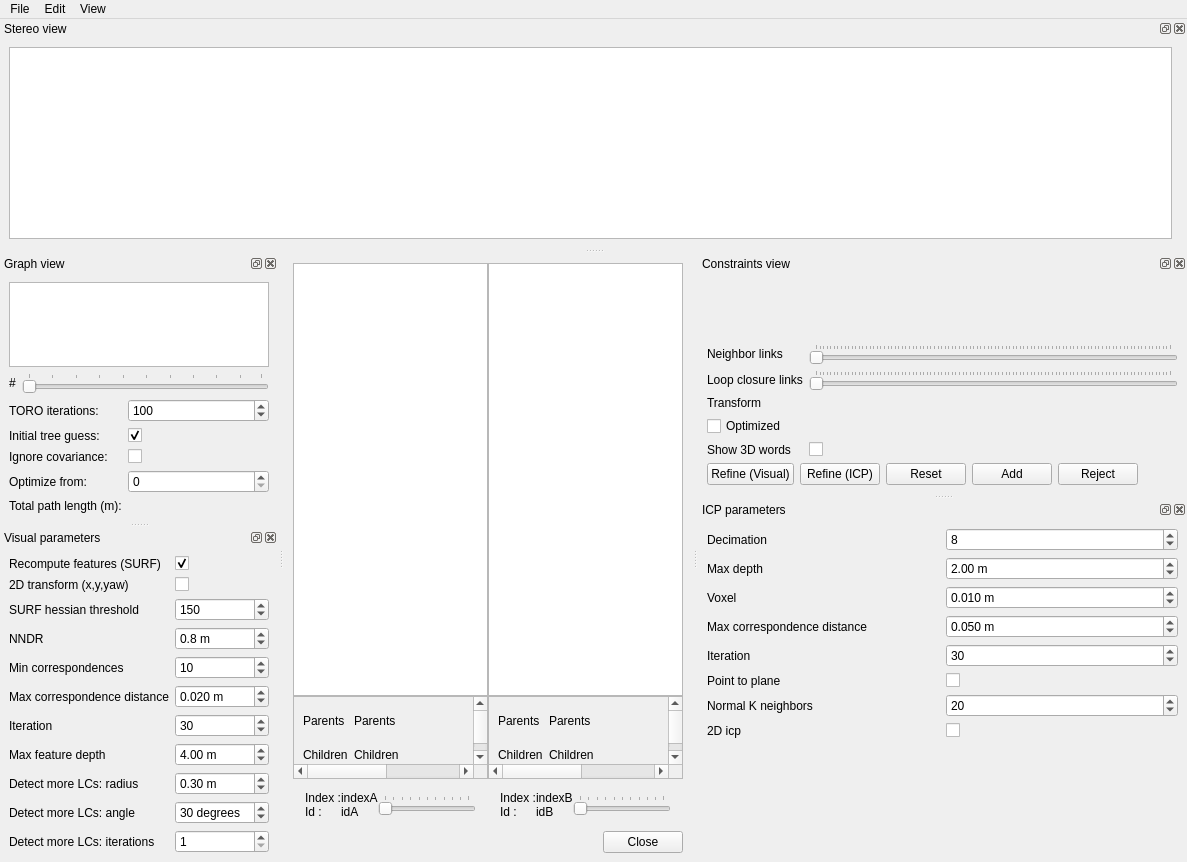
introlab/rtabmap, file guilib/src/ui/DatabaseViewer.ui: the form before one commit.
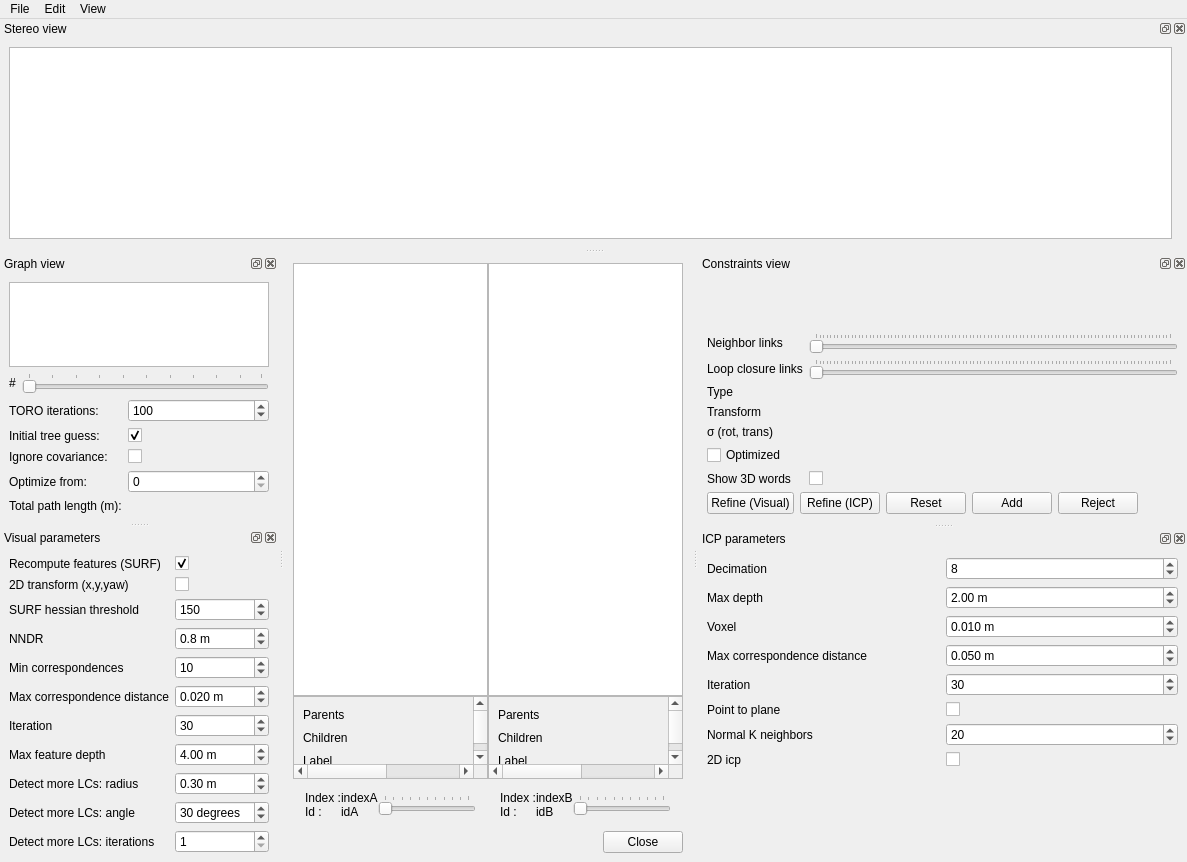
The form after the commit. Custom widgets are drawn as their Qt base class.

Commit message: Removed parameter "LccIcp/HighTransitionalVariance" (Identity covariance is set directly on pose correction and local loop closure detection in space) Covariance of virtual links added on the path is set to Identity. For those added to keep the path linked to current map, their covariance is set to 100. DatabaseViewer: set fixed colors on constraints view

What changed in the file:
```diff
--- a/guilib/src/ui/DatabaseViewer.ui
+++ b/guilib/src/ui/DatabaseViewer.ui
@@ -40,7 +40,7 @@
            <property name="geometry">
             <rect>
              <x>0</x>
-             <y>0</y>
+             <y>-16</y>
              <width>344</width>
              <height>81</height>
             </rect>
@@ -56,7 +56,7 @@
             <item row="0" column="1">
              <widget class="QLabel" name="label_parentsA">
               <property name="text">
-               <string>Parents</string>
+               <string/>
               </property>
              </widget>
             </item>
@@ -70,7 +70,21 @@
             <item row="1" column="1">
              <widget class="QLabel" name="label_childrenA">
               <property name="text">
-               <string>Children</string>
+               <string/>
+              </property>
+             </widget>
+            </item>
+            <item row="2" column="0">
+             <widget class="QLabel" name="label_childrenA_4">
+              <property name="text">
+               <string>Label</string>
+              </property>
+             </widget>
+            </item>
+            <item row="2" column="1">
+             <widget class="QLabel" name="label_labelA">
+              <property name="text">
+               <string/>
               </property>
              </widget>
             </item>
@@ -150,7 +164,7 @@
            <property name="geometry">
             <rect>
              <x>0</x>
-             <y>0</y>
+             <y>-16</y>
              <width>344</width>
              <height>81</height>
             </rect>
@@ -166,7 +180,7 @@
             <item row="0" column="1">
              <widget class="QLabel" name="label_parentsB">
               <property name="text">
-               <string>Parents</string>
+               <string/>
               </property>
              </widget>
             </item>
@@ -180,7 +194,21 @@
             <item row="1" column="1">
              <widget class="QLabel" name="label_childrenB">
               <property name="text">
-               <string>Children</string>
+               <string/>
+              </property>
+             </widget>
+            </item>
+            <item row="2" column="0">
+             <widget class="QLabel" name="label_childrenA_5">
+              <property name="text">
+               <string>Label</string>
+              </property>
+             </widget>
+            </item>
+            <item row="2" column="1">
+             <widget class="QLabel" name="label_labelB">
+              <property name="text">
+               <string/>
               </property>
              </widget>
             </item>
@@ -354,48 +382,76 @@
          </property>
         </widget>
        </item>
-       <item row="2" column="0">
+       <item row="3" column="0">
         <widget class="QLabel" name="label_16">
          <property name="text">
           <string>Transform</string>
          </property>
         </widget>
        </item>
-       <item row="2" column="1">
+       <item row="3" column="1">
         <widget class="QLabel" name="label_constraint">
          <property name="text">
           <string/>
          </property>
         </widget>
        </item>
-       <item row="3" column="0">
+       <item row="5" column="0">
         <widget class="QCheckBox" name="checkBox_showOptimized">
          <property name="text">
           <string>Optimized</string>
          </property>
         </widget>
        </item>
-       <item row="3" column="1">
+       <item row="5" column="1">
         <widget class="QLabel" name="label_constraint_opt">
          <property name="text">
           <string/>
          </property>
         </widget>
        </item>
-       <item row="4" column="0">
+       <item row="6" column="0">
         <widget class="QLabel" name="label_32">
          <property name="text">
           <string>Show 3D words</string>
          </property>
         </widget>
        </item>
-       <item row="4" column="1">
+       <item row="6" column="1">
         <widget class="QCheckBox" name="checkBox_show3DWords">
          <property name="text">
           <string/>
          </property>
         </widget>
        </item>
+       <item row="4" column="0">
+        <widget class="QLabel" name="label_18">
+         <property name="text">
+          <string>σ (rot, trans)</string>
+         </property>
+        </widget>
+       </item>
+       <item row="4" column="1">
+        <widget class="QLabel" name="label_variance">
+         <property name="text">
+          <string/>
+         </property>
+        </widget>
+       </item>
+       <item row="2" column="0">
+        <widget class="QLabel" name="label_33">
+         <property name="text">
+          <string>Type</string>
+         </property>
+        </widget>
+       </item>
+       <item row="2" column="1">
+        <widget class="QLabel" name="label_type">
+         <property name="text">
+          <string/>
+         </property>
+        </widget>
+       </item>
       </layout>
      </item>
      <item>
```
The commit also changes 10 other files.
